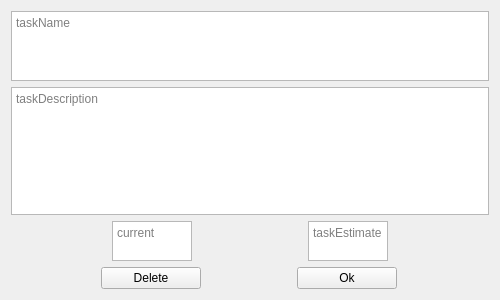
This is PomoPeak/taskQT.ui in TheVipek/PomoPeak as Qt 5 draws it before an edit. The edited form follows.
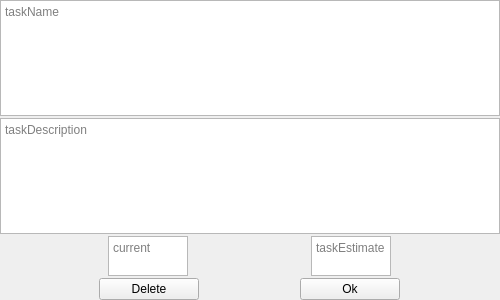
This is the edited form.

What changed in the file:
```diff
--- a/PomoPeak/taskQT.ui
+++ b/PomoPeak/taskQT.ui
@@ -19,7 +19,22 @@
   <property name="windowTitle">
    <string>Form</string>
   </property>
-  <layout class="QVBoxLayout" name="verticalLayout_2" stretch="1,2,1,0">
+  <layout class="QVBoxLayout" name="verticalLayout_2" stretch="0,0,0,0">
+   <property name="spacing">
+    <number>2</number>
+   </property>
+   <property name="leftMargin">
+    <number>0</number>
+   </property>
+   <property name="topMargin">
+    <number>0</number>
+   </property>
+   <property name="rightMargin">
+    <number>0</number>
+   </property>
+   <property name="bottomMargin">
+    <number>0</number>
+   </property>
    <item>
     <widget class="QTextEdit" name="taskName">
      <property name="placeholderText">
```
